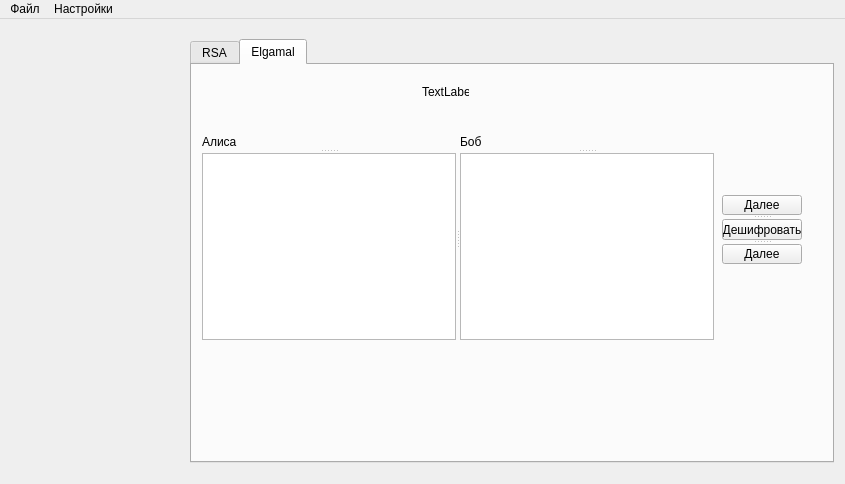
Old version of the form mainwindow.ui in the repository maxim79135/LastCourseWork.
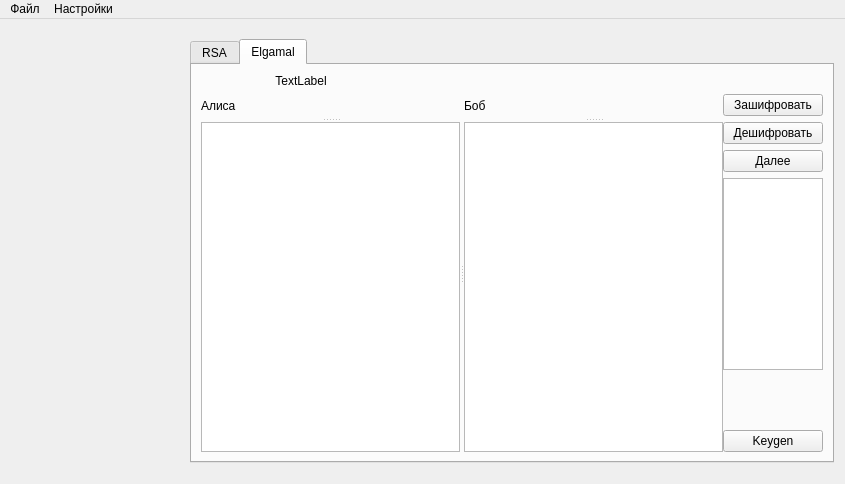
New version of the form. The open tabs and pages were chosen to show the change.

```diff
--- a/mainwindow.ui
+++ b/mainwindow.ui
@@ -215,60 +215,62 @@
      <attribute name="title">
       <string>Elgamal</string>
      </attribute>
-     <widget class="QLabel" name="label_6">
-      <property name="geometry">
-       <rect>
-        <x>230</x>
-        <y>20</y>
-        <width>47</width>
-        <height>13</height>
-       </rect>
+     <layout class="QGridLayout" name="gridLayout_2">
+      <item row="0" column="0">
+       <layout class="QVBoxLayout" name="verticalLayout_6">
+        <item>
+         <layout class="QGridLayout" name="gridLayout_5" rowstretch="0,0" columnstretch="0,0">
+          <property name="leftMargin">
+           <number>0</number>
+          </property>
+          <property name="topMargin">
+           <number>0</number>
+          </property>
+          <property name="rightMargin">
+           <number>0</number>
+          </property>
+          <property name="bottomMargin">
+           <number>0</number>
+          </property>
+          <property name="horizontalSpacing">
+           <number>0</number>
+          </property>
+          <property name="verticalSpacing">
+           <number>6</number>
+          </property>
+          <item row="0" column="0">
+           <widget class="QLabel" name="title_2">
+            <property name="maximumSize">
+             <size>
+              <width>200</width>
+              <height>20</height>
+             </size>
+            </property>
+            <property name="acceptDrops">
+             <bool>false</bool>
       </property>
       <property name="text">
        <string>TextLabel</string>
       </property>
-     </widget>
-     <widget class="QSplitter" name="splitter_6">
-      <property name="geometry">
-       <rect>
-        <x>530</x>
-        <y>130</y>
-        <width>80</width>
-        <height>69</height>
-       </rect>
-      </property>
-      <property name="orientation">
-       <enum>Qt::Vertical</enum>
-      </property>
-      <widget class="QPushButton" name="pushButton_6">
-       <property name="text">
-        <string>Далее</string>
-       </property>
-      </widget>
-      <widget class="QPushButton" name="pushButton_4">
-       <property name="text">
-        <string>Дешифровать</string>
-       </property>
-      </widget>
-      <widget class="QPushButton" name="pushButton_5">
-       <property name="text">
-        <string>Далее</string>
-       </property>
-      </widget>
-     </widget>
-     <widget class="QSplitter" name="splitter_7">
-      <property name="geometry">
-       <rect>
-        <x>10</x>
-        <y>70</y>
-        <width>512</width>
-        <height>205</height>
-       </rect>
-      </property>
+            <property name="scaledContents">
+             <bool>false</bool>
+            </property>
+            <property name="alignment">
+             <set>Qt::AlignCenter</set>
+            </property>
+            <property name="wordWrap">
+             <bool>false</bool>
+            </property>
+           </widget>
+          </item>
+          <item row="1" column="0">
+           <layout class="QGridLayout" name="gridLayout_8" rowstretch="0" columnstretch="0">
+            <item row="0" column="0">
+             <widget class="QSplitter" name="splitter_10">
       <property name="orientation">
        <enum>Qt::Horizontal</enum>
       </property>
-      <widget class="QSplitter" name="splitter_4">
+              <widget class="QSplitter" name="splitter_11">
        <property name="orientation">
         <enum>Qt::Vertical</enum>
        </property>
@@ -277,9 +279,9 @@
          <string>Алиса</string>
         </property>
        </widget>
-       <widget class="QTextEdit" name="textElgamal"/>
-      </widget>
-      <widget class="QSplitter" name="splitter_5">
+               <widget class="QTextEdit" name="textEdit_elgamal"/>
+              </widget>
+              <widget class="QSplitter" name="splitter_12">
        <property name="orientation">
         <enum>Qt::Vertical</enum>
        </property>
@@ -288,9 +290,105 @@
          <string>Боб</string>
         </property>
        </widget>
-       <widget class="QTextEdit" name="textElgamal_2"/>
-      </widget>
-     </widget>
+               <widget class="QTextEdit" name="textEdit_elgamal_2"/>
+              </widget>
+             </widget>
+            </item>
+           </layout>
+          </item>
+          <item row="1" column="1">
+           <layout class="QVBoxLayout" name="verticalLayout_7" stretch="0,0,0,0,0,0">
+            <property name="spacing">
+             <number>6</number>
+            </property>
+            <property name="sizeConstraint">
+             <enum>QLayout::SetDefaultConstraint</enum>
+            </property>
+            <property name="leftMargin">
+             <number>0</number>
+            </property>
+            <item>
+             <widget class="QPushButton" name="encryptElgamal">
+              <property name="maximumSize">
+               <size>
+                <width>100</width>
+                <height>16777215</height>
+               </size>
+              </property>
+              <property name="text">
+               <string>Зашифровать</string>
+              </property>
+             </widget>
+            </item>
+            <item>
+             <widget class="QPushButton" name="decryptElgamal">
+              <property name="maximumSize">
+               <size>
+                <width>100</width>
+                <height>16777215</height>
+               </size>
+              </property>
+              <property name="text">
+               <string>Дешифровать</string>
+              </property>
+             </widget>
+            </item>
+            <item>
+             <widget class="QPushButton" name="nextCommandElgamal">
+              <property name="maximumSize">
+               <size>
+                <width>100</width>
+                <height>16777215</height>
+               </size>
+              </property>
+              <property name="text">
+               <string>Далее</string>
+              </property>
+             </widget>
+            </item>
+            <item>
+             <widget class="QListWidget" name="listWidget_3">
+              <property name="maximumSize">
+               <size>
+                <width>100</width>
+                <height>16777215</height>
+               </size>
+              </property>
+             </widget>
+            </item>
+            <item>
+             <spacer name="verticalSpacer_3">
+              <property name="orientation">
+               <enum>Qt::Vertical</enum>
+              </property>
+              <property name="sizeHint" stdset="0">
+               <size>
+                <width>100</width>
+                <height>40</height>
+               </size>
+              </property>
+             </spacer>
+            </item>
+            <item>
+             <widget class="QPushButton" name="generateKeysElgamal">
+              <property name="maximumSize">
+               <size>
+                <width>100</width>
+                <height>16777215</height>
+               </size>
+              </property>
+              <property name="text">
+               <string>Keygen</string>
+              </property>
+             </widget>
+            </item>
+           </layout>
+          </item>
+         </layout>
+        </item>
+       </layout>
+      </item>
+     </layout>
     </widget>
    </widget>
   </widget>
```
Left out of the diff: 6 changed lines with no effect on the pictures. Lines whose indentation alone changed are shown as unchanged.
